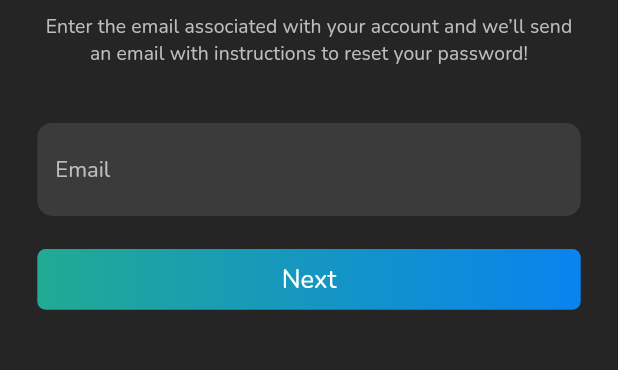
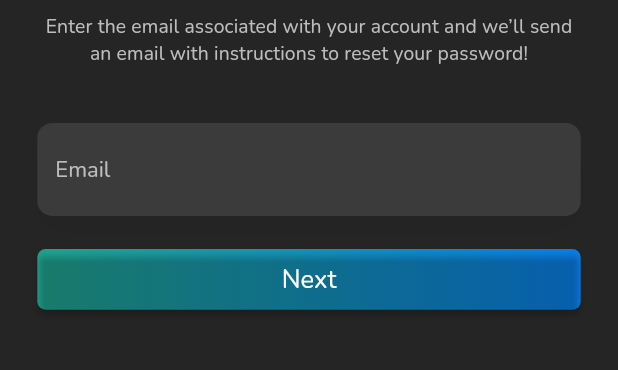
Before and after one commit to zaynrix/Notey, a Flutter app: the ForgetPassword screen opened by its route, on a phone screen of 412 x 824 dp, the part 608-978 px from its top. Run offline on Flutter 3.47's test engine with Material 2 defaults, Android fonts, the phone set to English and light mode, and no system bars; our stand-ins replace cached_network_image, dio, easy_localization, flutter_screenutil, flutter_svg, get_it and 8 more; accounts and stored records are empty.

Commit message:
edit theme

```diff
--- a/lib/features/Registrations/loginScreen.dart
+++ b/lib/features/Registrations/loginScreen.dart
@@ -181,7 +181,7 @@ class LoginScreen extends StatelessWidget {
                       ),
                     ),
                     SizedBox(
-                      height: 10.h,
+                      height: 12.h,
                     ),
                   ],
                 ),
--- a/lib/features/Registrations/signUpScreen.dart
+++ b/lib/features/Registrations/signUpScreen.dart
@@ -39,7 +39,7 @@ class Signup extends StatelessWidget {
                   crossAxisAlignment: CrossAxisAlignment.center,
                   children: [
                     SizedBox(
-                      height: 85.h,
+                      height: 60.h,
                     ),
                     Row(
                       mainAxisAlignment: MainAxisAlignment.center,
@@ -280,6 +280,9 @@ class Signup extends StatelessWidget {
                         ),
                       ),
                     ),
+                    SizedBox(
+                      height: 12.h,
+                    ),
                   ],
                 ),
               ),
--- a/lib/main.dart
+++ b/lib/main.dart
@@ -1,17 +1,17 @@
 import 'package:flutter/material.dart';
 import 'package:flutter/services.dart';
-import 'package:internet_connection_checker/internet_connection_checker.dart';
-import 'package:notey/features/Settings/settingProvider.dart';
-import 'package:notey/utils/appConfig.dart';
 import 'package:provider/provider.dart';
 import 'package:notey/routing/routes.dart';
 import 'package:notey/routing/router.dart';
 import 'package:notey/interceptors/di.dart';
+import 'package:notey/utils/appConfig.dart';
 import 'package:notey/routing/navigation.dart';
 import 'package:notey/resources/theme_manager.dart';
 import 'package:notey/features/Home/homeProvider.dart';
 import 'package:easy_localization/easy_localization.dart';
 import 'package:flutter_screenutil/flutter_screenutil.dart';
+import 'package:notey/features/Settings/settingProvider.dart';
+import 'package:internet_connection_checker/internet_connection_checker.dart';
 
 void main() async {
   WidgetsFlutterBinding.ensureInitialized();
--- a/lib/shared/widgets/CustomCTAButton.dart
+++ b/lib/shared/widgets/CustomCTAButton.dart
@@ -57,8 +57,8 @@ class CustomeCTAButton extends StatelessWidget {
         ),
         child: ElevatedButton(
             style: ElevatedButton.styleFrom(
-              primary: Colors.transparent,
-              shadowColor: Colors.transparent,
+              primary: ColorManager.parent,
+              // shadowColor: Colors.transparent,
               shape: RoundedRectangleBorder(
                   side: haveBorder
                       ? BorderSide(
```
Also changed, not shown: 1 other file.
